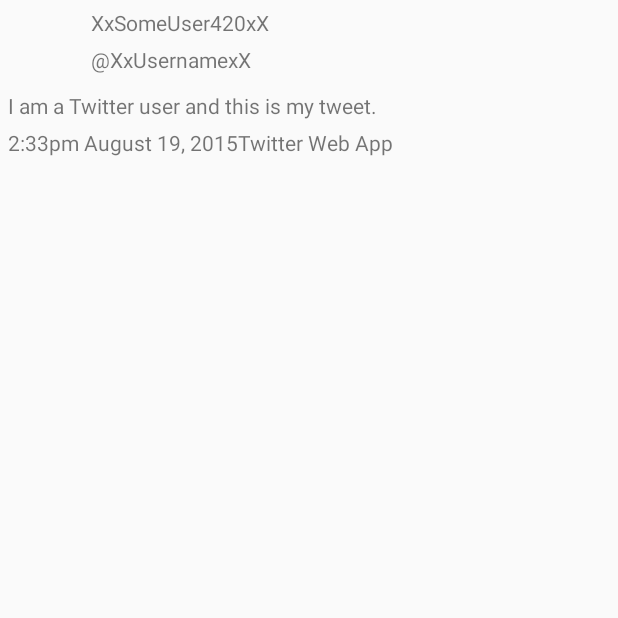
After one commit to bsc24/SimpleTweet, an Android app: the DetailActivity screen opened directly, with no data from a screen before it, on a phone screen of 412 x 824 dp, the top half of it. The commit adds this screen. Run offline under Robolectric (Android 15) with nearby library versions, the phone set to English and light mode, and no system bars; libraries missing offline, so code that uses them is left out: org.parceler; pictures from the network do not load; 7 statements that could not run were skipped.

Commit message:
Added support for tapping a tweet for a more detailed view of it.

```diff
--- /dev/null
+++ b/app/src/main/java/com/codepath/apps/restclienttemplate/DetailActivity.java
@@ -0,0 +1,54 @@
+package com.codepath.apps.restclienttemplate;
+
+import android.app.Activity;
+import android.os.Bundle;
+import android.util.Log;
+import android.widget.ImageView;
+import android.widget.TextView;
+
+import com.bumptech.glide.Glide;
+import com.bumptech.glide.load.resource.bitmap.RoundedCorners;
+import com.codepath.apps.restclienttemplate.models.Tweet;
+
+import org.parceler.Parcels;
+
+public class DetailActivity extends Activity {
+
+    public static final String TAG = "DetailActivity";
+
+    ImageView ivProfileImage;
+    TextView tvScreenName;
+    TextView tvName;
+    TextView tvBody;
+    TextView tvTimestamp;
+    TextView tvSource;
+
+
+    @Override
+    protected void onCreate(Bundle savedInstanceState) {
+        Log.d(TAG, "onCreate");
+        super.onCreate(savedInstanceState);
+
+        setContentView(R.layout.activity_detail);
+
+        ivProfileImage = findViewById(R.id.ivProfileImage);
+        tvScreenName = findViewById(R.id.tvScreenName);
+        tvName = findViewById(R.id.tvName);
+        tvBody = findViewById(R.id.tvBody);
+        tvTimestamp = findViewById(R.id.tvTimestamp);
+        tvSource = findViewById(R.id.tvSource);
+
+        Tweet tweet = Parcels.unwrap(getIntent().getParcelableExtra("tweet"));
+
+        tvBody.setText(tweet.getBody());
+        tvScreenName.setText(tweet.getUser().getScreenName());
+        tvName.setText("@" + tweet.getUser().getName());
+        tvTimestamp.setText(tweet.getTimeStamp());
+        tvSource.setText(" \u00b7 " + tweet.getSource());
+
+        Glide.with(this)
+                .load(tweet.getUser().getPublicImageUrl())
+                .transform(new RoundedCorners(100))
+                .into(ivProfileImage);
+    }
+}
--- a/app/src/main/java/com/codepath/apps/restclienttemplate/adapters/TweetsAdapter.java
+++ b/app/src/main/java/com/codepath/apps/restclienttemplate/adapters/TweetsAdapter.java
@@ -76,6 +76,7 @@ public class TweetsAdapter extends RecyclerView.Adapter<TweetsAdapter.ViewHolder
     // Define a viewholder
     public class ViewHolder extends RecyclerView.ViewHolder {
 
+        RelativeLayout container;
         ImageView ivProfileImage;
         TextView tvBody;
         TextView tvScreenName;
@@ -84,6 +85,7 @@ public class TweetsAdapter extends RecyclerView.Adapter<TweetsAdapter.ViewHolder
 
         public ViewHolder(@NonNull View itemView) {
             super(itemView);
+            container = itemView.findViewById(R.id.rlTweets);
             ivProfileImage = itemView.findViewById(R.id.ivProfileImage);
             tvBody = itemView.findViewById(R.id.tvBody);
             tvScreenName = itemView.findViewById(R.id.tvScreenName);
@@ -91,7 +93,7 @@ public class TweetsAdapter extends RecyclerView.Adapter<TweetsAdapter.ViewHolder
             tvTimestamp = itemView.findViewById(R.id.tvTimestamp);
         }
 
-        public void bind(Tweet tweet) {
+        public void bind(final Tweet tweet) {
 
             tvBody.setText(tweet.getBody());
             tvScreenName.setText(tweet.getUser().getScreenName());
@@ -101,6 +103,17 @@ public class TweetsAdapter extends RecyclerView.Adapter<TweetsAdapter.ViewHolder
                     .load(tweet.getUser().getPublicImageUrl())
                     .transform(new RoundedCorners(100))
                     .into(ivProfileImage);
+
+            container.setOnClickListener(new View.OnClickListener() {
+
+                @Override
+                public void onClick(View view) {
+                    Log.d(TAG, "onClick");
+                    Intent i = new Intent(context, DetailActivity.class);
+                    i.putExtra("tweet", Parcels.wrap(tweet));
+                    context.startActivity(i);
+                }
+            });
         }
     }
 
--- /dev/null
+++ b/app/src/main/res/layout/activity_detail.xml
@@ -0,0 +1,67 @@
+<?xml version="1.0" encoding="utf-8"?>
+<RelativeLayout xmlns:android="http://schemas.android.com/apk/res/android"
+    xmlns:app="http://schemas.android.com/apk/res-auto"
+    xmlns:tools="http://schemas.android.com/tools"
+    android:layout_width="match_parent"
+    android:layout_height="wrap_content"
+    android:layout_margin="5dp">
+
+    <ImageView
+        android:id="@+id/ivProfileImage"
+        android:layout_width="50dp"
+        android:layout_height="50dp"
+        android:layout_alignParentLeft="true"
+        android:layout_alignParentTop="true"
+        android:layout_marginStart="0dp"
+        android:layout_marginTop="0dp"
+        tools:srcCompat="@tools:sample/avatars" />
+
+    <TextView
+        android:id="@+id/tvScreenName"
+        android:layout_width="wrap_content"
+        android:layout_height="wrap_content"
+        android:layout_alignParentTop="true"
+        android:layout_marginStart="5dp"
+        android:layout_marginTop="0dp"
+        android:layout_toEndOf="@+id/ivProfileImage"
+        android:text="XxSomeUser420xX" />
+
+    <TextView
+        android:id="@+id/tvName"
+        android:layout_width="wrap_content"
+        android:layout_height="wrap_content"
+        android:layout_below="@+id/tvScreenName"
+        android:layout_marginStart="5dp"
+        android:layout_marginTop="5dp"
+        android:layout_toEndOf="@+id/ivProfileImage"
+        android:text="\@XxUsernamexX" />
+
+    <TextView
+        android:id="@+id/tvBody"
+        android:layout_alignParentLeft="true"
+        android:layout_width="wrap_content"
+        android:layout_height="wrap_content"
+        android:layout_below="@+id/ivProfileImage"
+        android:layout_marginTop="5dp"
+        android:autoLink="all"
+        android:linksClickable="true"
+        android:text="I am a Twitter user and this is my tweet." />
+
+    <TextView
+        android:id="@+id/tvTimestamp"
+        android:layout_width="wrap_content"
+        android:layout_height="wrap_content"
+        android:layout_below="@+id/tvBody"
+        android:layout_alignParentStart="true"
+        android:layout_marginTop="5dp"
+        android:text="2:33pm August 19, 2015" />
+
+    <TextView
+        android:id="@+id/tvSource"
+        android:layout_width="wrap_content"
+        android:layout_height="wrap_content"
+        android:layout_alignTop="@+id/tvTimestamp"
+        android:layout_toEndOf="@+id/tvTimestamp"
+        android:text="Twitter Web App" />
+
+</RelativeLayout>
```
